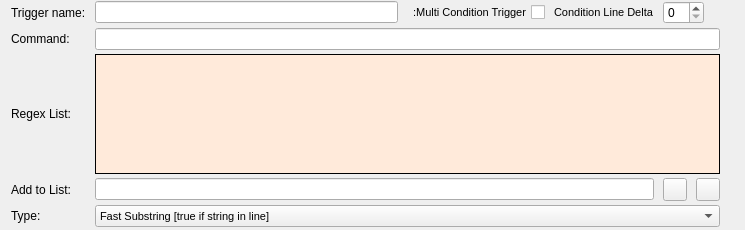
Above: src/ui/triggers_main_area.ui from Mudlet/Mudlet before the change. Below: the same form after it.
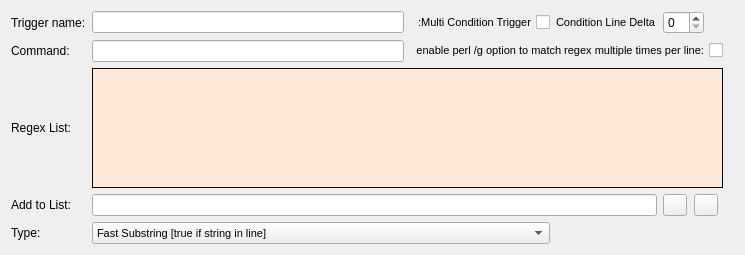
That is the form after the change. Icons and pictures are not drawn.

Commit message: Feature: enabled perl regexp /g option

The edit to the form file:
```diff
--- a/src/ui/triggers_main_area.ui
+++ b/src/ui/triggers_main_area.ui
@@ -24,22 +24,10 @@
   <property name="windowTitle" >
    <string>Form</string>
   </property>
-  <layout class="QGridLayout" name="gridLayout" >
-   <property name="topMargin" >
-    <number>0</number>
-   </property>
-   <property name="bottomMargin" >
-    <number>0</number>
-   </property>
-   <property name="horizontalSpacing" >
-    <number>9</number>
-   </property>
-   <property name="verticalSpacing" >
-    <number>3</number>
-   </property>
-   <item row="0" column="0" >
-    <widget class="QLabel" name="label_4" >
-     <property name="text" >
+  <layout class="QGridLayout" name="gridLayout">
+   <item row="0" column="0">
+    <widget class="QLabel" name="label_4">
+     <property name="text">
       <string>Trigger name:</string>
      </property>
     </widget>
@@ -94,10 +82,10 @@
      </property>
     </widget>
    </item>
-   <item row="0" column="4" colspan="3" >
-    <widget class="QSpinBox" name="spinBox_linemargin" >
-     <property name="sizePolicy" >
-      <sizepolicy vsizetype="Fixed" hsizetype="Fixed" >
+   <item row="0" column="4" colspan="2">
+    <widget class="QSpinBox" name="spinBox_linemargin">
+     <property name="sizePolicy">
+      <sizepolicy hsizetype="Fixed" vsizetype="Fixed">
        <horstretch>0</horstretch>
        <verstretch>0</verstretch>
       </sizepolicy>
@@ -114,18 +102,47 @@
      </property>
     </widget>
    </item>
-   <item row="1" column="1" colspan="5" >
-    <widget class="QLineEdit" name="trigger_command" />
+   <item row="1" column="1">
+    <widget class="QLineEdit" name="trigger_command"/>
    </item>
-   <item row="2" column="0" >
-    <widget class="QLabel" name="label" >
-     <property name="sizePolicy" >
-      <sizepolicy vsizetype="Fixed" hsizetype="Fixed" >
+   <item row="1" column="2" colspan="4">
+    <widget class="QCheckBox" name="perlSlashGOption">
+     <property name="sizePolicy">
+      <sizepolicy hsizetype="Fixed" vsizetype="Fixed">
        <horstretch>0</horstretch>
        <verstretch>0</verstretch>
       </sizepolicy>
      </property>
-     <property name="text" >
+     <property name="font">
+      <font>
+       <pointsize>8</pointsize>
+       <stylestrategy>PreferAntialias</stylestrategy>
+      </font>
+     </property>
+     <property name="toolTip">
+      <string>&lt;!DOCTYPE HTML PUBLIC &quot;-//W3C//DTD HTML 4.0//EN&quot; &quot;http://www.w3.org/TR/REC-html40/strict.dtd&quot;&gt;
+&lt;html&gt;&lt;head&gt;&lt;meta name=&quot;qrichtext&quot; content=&quot;1&quot; /&gt;&lt;style type=&quot;text/css&quot;&gt;
+p, li { white-space: pre-wrap; }
+&lt;/style&gt;&lt;/head&gt;&lt;body style=&quot; font-family:'DejaVu Sans'; font-size:8pt; font-weight:400; font-style:normal;&quot;&gt;
+&lt;p align=&quot;justify&quot; style=&quot; margin-top:0px; margin-bottom:0px; margin-left:0px; margin-right:0px; -qt-block-indent:0; text-indent:0px;&quot;&gt;Multiline Triggers: All conditions in the list must have matched within the specified margin of lines, in order to trigger the script. Normal triggers fire and run the script as soon as one of the conditions in the regex list is met i.e. if one of the regex/string matches match - or the Lua function condition return true, the trigger script is run. In multiline triggers, however, each single regex/string/Lua function condition in the list has to have matched within the specified margin of lines at least once to trigger the script. The sequence of the conditions is binding. This means if the 10th regex on the regex list would be matched on the eleventh line after the match of the first line happened, the trigger will *NOT* run unless the margin of lines is set to 11. If condition #3 is true but currently #2 is waiting to be true, condition #3 is ignored and must be true again after contidtion #2  has been true.&lt;/p&gt;&lt;/body&gt;&lt;/html&gt;</string>
+     </property>
+     <property name="layoutDirection">
+      <enum>Qt::RightToLeft</enum>
+     </property>
+     <property name="text">
+      <string>enable perl /g option to match regex multiple times per line:</string>
+     </property>
+    </widget>
+   </item>
+   <item row="2" column="0">
+    <widget class="QLabel" name="label">
+     <property name="sizePolicy">
+      <sizepolicy hsizetype="Fixed" vsizetype="Fixed">
+       <horstretch>0</horstretch>
+       <verstretch>0</verstretch>
+      </sizepolicy>
+     </property>
+     <property name="text">
       <string>Regex List:</string>
      </property>
     </widget>
@@ -325,10 +342,10 @@
      </property>
     </widget>
    </item>
-   <item row="4" column="1" colspan="5" >
-    <widget class="QComboBox" name="comboBox_regexstyle" >
-     <property name="sizePolicy" >
-      <sizepolicy vsizetype="Fixed" hsizetype="Expanding" >
+   <item row="4" column="1" colspan="2">
+    <widget class="QComboBox" name="comboBox_regexstyle">
+     <property name="sizePolicy">
+      <sizepolicy hsizetype="Expanding" vsizetype="Fixed">
        <horstretch>0</horstretch>
        <verstretch>0</verstretch>
       </sizepolicy>
```
Left out of the diff: 251 changed lines with no effect on the pictures. The commit also changes 5 other files.
